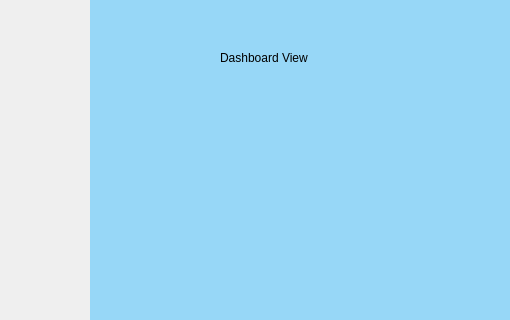
The window that src/windows/mainwindow.ui (minorleaguegrayonassociates/GrayonSlam) describes before a commit, drawn with Qt 5; both pictures show x 0 to 510 and y 0 to 320 of the 800 by 600 pixel window.
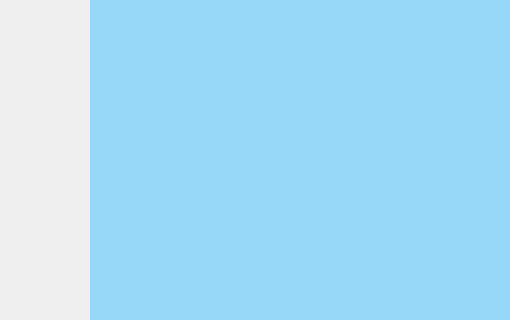
The same window after the commit. Icons and pictures are not drawn.

Diff of the .ui file:
```diff
--- a/src/windows/mainwindow.ui
+++ b/src/windows/mainwindow.ui
@@ -72,25 +72,6 @@
      <property name="styleSheet">
       <string notr="true"/>
      </property>
-     <widget class="QLabel" name="label_3">
-      <property name="geometry">
-       <rect>
-        <x>130</x>
-        <y>50</y>
-        <width>100</width>
-        <height>16</height>
-       </rect>
-      </property>
-      <property name="sizePolicy">
-       <sizepolicy hsizetype="Expanding" vsizetype="Expanding">
-        <horstretch>0</horstretch>
-        <verstretch>0</verstretch>
-       </sizepolicy>
-      </property>
-      <property name="text">
-       <string>Dashboard View</string>
-      </property>
-     </widget>
     </widget>
     <widget class="QWidget" name="planVacationView">
      <property name="styleSheet">
```
